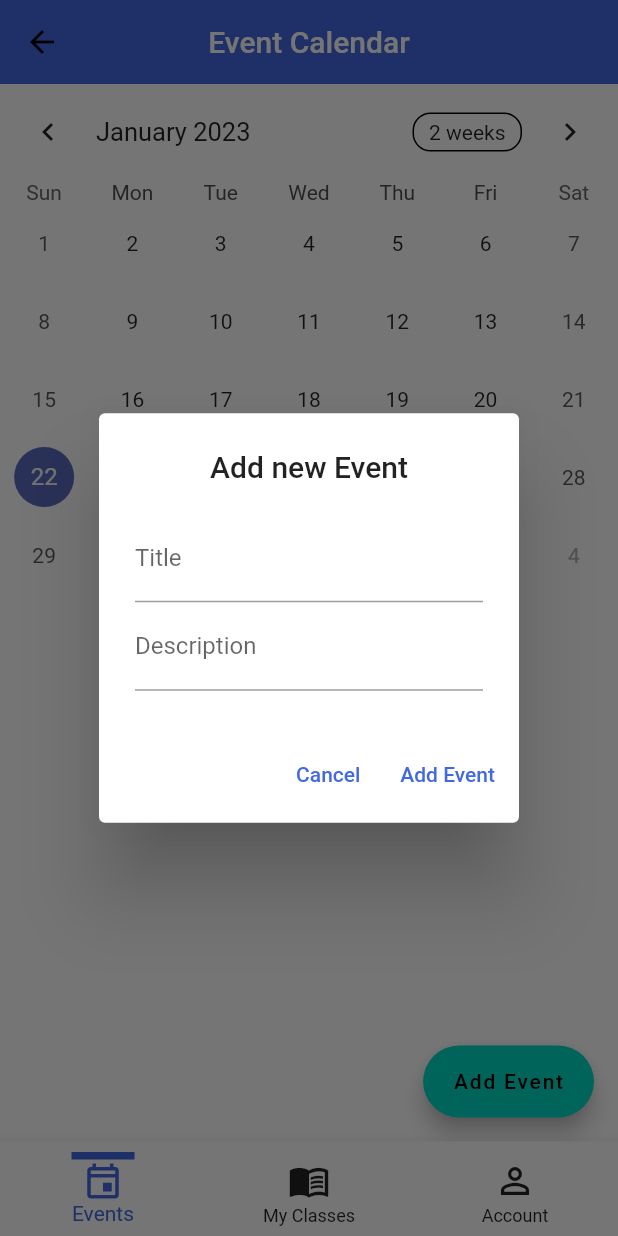
After one commit to KishorKatuwal/TimelineandProjectMangementApp, a Flutter app: the BottomBar screen opened by its route, after a tap on "Add Event", on a phone screen of 412 x 824 dp. The commit adds this screen. Run offline on Flutter 3.47's test engine with Material 2 defaults, Android fonts, the phone set to English and light mode, and no system bars; drawn by our look-alikes of table_calendar; our stand-ins replace csv, shared_preferences; missing offline and left inert: shared_preferences_web; accounts and stored records are empty.

Commit message:
progress on event page

```diff
--- a/lib/common/widgets/bottom_bar.dart
+++ b/lib/common/widgets/bottom_bar.dart
@@ -1,5 +1,7 @@
 import 'package:flutter/material.dart';
 import 'package:provider/Provider.dart';
+import 'package:timelineandprojectmanagementapp/features/event/screens/event_screen.dart';
+import 'package:timelineandprojectmanagementapp/features/event/screens/tryclass.dart';
 import 'package:timelineandprojectmanagementapp/features/schedules/screens/schedules.dart';
 import 'package:timelineandprojectmanagementapp/features/schedules/Widget/tab_class.dart';
 import '../../constants/global_variables.dart';
@@ -22,7 +24,7 @@ class _BottomBarState extends State<BottomBar> {
   double bottombarBordersWidth = 5;
 
   List<Widget> pages = [
-    const HomeScreen(),
+    const EventScreen(),
     const TabClass(),
     const AccountScreen(),
   ];
--- /dev/null
+++ b/lib/features/event/model/event_model.dart
@@ -0,0 +1,40 @@
+import 'dart:convert';
+
+class EventModel {
+  final String title;
+  final String description;
+  final String name;
+
+
+  EventModel({
+    required this.title,
+    required this.description,
+    required this.name,
+
+  });
+
+  Map<String, dynamic> toMap() {
+    final result = <String, dynamic>{};
+
+    result.addAll({'title': title});
+    result.addAll({'description': description});
+    result.addAll({'name': name});
+
+
+    return result;
+  }
+
+  factory EventModel.fromMap(Map<String, dynamic> map) {
+    return EventModel(
+      title: map['title'] ?? '',
+      description: map['description'] ?? '',
+      name: map['name'] ?? '',
+
+    );
+  }
+
+  String toJson() => json.encode(toMap());
+
+  factory EventModel.fromJson(String source) =>
+      EventModel.fromMap(json.decode(source));
+}
--- /dev/null
+++ b/lib/features/event/screens/event_screen.dart
@@ -0,0 +1,196 @@
+import 'dart:convert';
+
+import 'package:flutter/material.dart';
+import 'package:intl/intl.dart';
+import 'package:table_calendar/table_calendar.dart';
+import 'package:timelineandprojectmanagementapp/constants/global_variables.dart';
+import 'package:timelineandprojectmanagementapp/constants/utils.dart';
+import 'package:timelineandprojectmanagementapp/features/event/model/event_model.dart';
+import 'package:timelineandprojectmanagementapp/features/event/services/event_service.dart';
+
+class EventScreen extends StatefulWidget {
+  const EventScreen({Key? key}) : super(key: key);
+
+  @override
+  State<EventScreen> createState() => _EventScreenState();
+}
+
+class _EventScreenState extends State<EventScreen> {
+  CalendarFormat _calendarFormat = CalendarFormat.month;
+  DateTime _focusedDay = DateTime.now();
+  DateTime? _selectedDate;
+  final EventServices eventServices = EventServices();
+  Map<String, List> mySelectedEvents = {};
+  final titleController = TextEditingController();
+  final descController = TextEditingController();
+
+  bool loading = false;
+
+  @override
+  void initState() {
+    // TODO: implement initState
+    super.initState();
+    _selectedDate = _focusedDay;
+    // getFinalData();
+    loadPreviousEvent();
+  }
+
+  void loadPreviousEvent() {
+    mySelectedEvents = {
+      "2023-1-22": [
+        {"eventTitle": "Title 1", "eventDesc": "Title 1"},
+        {"eventTitle": "Title 3", "eventDesc": "Title 3"}
+      ],
+      "2023-1-12": [{"eventTitle": "Title 2", "eventDesc": "Title 2"}],
+      "2023-1-20": [{"eventTitle": "Title 4", "eventDesc": "Title 4"}]
+    };
+    loading=true;
+  }
+
+  void getFinalData() {
+    mySelectedEvents = eventServices.getFinalDataList();
+    loading = true;
+    setState(() {});
+    print("New event for backed Developer ${json.encode(mySelectedEvents)}");
+  }
+
+
+  List _listofDayEvents(DateTime dateTime) {
+    if (mySelectedEvents[DateFormat('yyyy-MM-dd').format(dateTime)] != null) {
+      return mySelectedEvents[DateFormat('yyyy-MM-dd').format(dateTime)]!;
+    } else {
+      return [];
+    }
+  }
+
+
+  _showAddEventDialog() async {
+    await showDialog(
+      context: context,
+      builder: (context) =>
+          AlertDialog(
+            title: const Text(
+              "Add new Event",
+              textAlign: TextAlign.center,
+            ),
+            content: Column(
+              crossAxisAlignment: CrossAxisAlignment.stretch,
+              mainAxisSize: MainAxisSize.min,
+              children: [
+                TextField(
+                  controller: titleController,
+                  textCapitalization: TextCapitalization.words,
+                  decoration: const InputDecoration(
+                    labelText: 'Title',
+                  ),
+                ),
+                TextField(
+                  controller: descController,
+                  textCapitalization: TextCapitalization.words,
+                  decoration: const InputDecoration(
+                    labelText: 'Description',
+                  ),
+                ),
+              ],
+            ),
+            actions: [
+              TextButton(
+                onPressed: () => Navigator.pop(context),
+                child: const Text('Cancel'),
+              ),
+              TextButton(
+                onPressed: () {
+                  if (titleController.text.isEmpty &&
+                      descController.text.isEmpty) {
+                    showSnackBar(context, "Required title and description");
+                  } else {
+                    setState(() {
+                      if (mySelectedEvents[
+                      DateFormat('yyyy-MM-dd').format(_selectedDate!)] !=
+                          null) {
+                        mySelectedEvents[
+                        DateFormat('yyyy-MM-dd').format(_selectedDate!)]
+                            ?.add({
+                          "eventTitle": titleController.text,
+                          "eventDesc": descController.text,
+                        });
+                      } else {
+                        mySelectedEvents[
+                        DateFormat('yyyy-MM-dd').format(_selectedDate!)] = [
+                          {
+                            "eventTitle": titleController.text,
+                            "eventDesc": descController.text,
+                          }
+                        ];
+                      }
+                    });
+                    Navigator.pop(context);
+                    return;
+                  }
+                },
+                child: const Text('Add Event'),
+              ),
+            ],
+          ),
+    );
+  }
+
+  @override
+  Widget build(BuildContext context) {
+    return Scaffold(
+      appBar: AppBar(
+        title: const Text("Event Calendar"),
+        centerTitle: true,
+      ),
+      body: loading ? Column(
+        children: [
+          TableCalendar(
+            firstDay: DateTime(2023),
+            lastDay: DateTime(2024),
+            focusedDay: _focusedDay,
+            calendarFormat: _calendarFormat,
+            onDaySelected: (selectedDate, focusedDay) {
+              if (!isSameDay(_selectedDate, selectedDate)) {
+                setState(() {
+                  _selectedDate = selectedDate;
+                  _focusedDay = focusedDay;
+                });
+              }
+            },
+            selectedDayPredicate: (day) {
+              return isSameDay(_selectedDate, day);
+            },
+            onFormatChanged: (format) {
+              if (_calendarFormat != format) {
+                setState(() {
+                  _calendarFormat = format;
+                });
+              }
+            },
+            onPageChanged: (focusedDay) {
+              _focusedDay = focusedDay;
+            },
+            eventLoader: _listofDayEvents,
+          ),
+
+          ..._listofDayEvents(_selectedDate!).map((myEvents) =>
+              ListTile(
+                leading: const Icon(Icons.done, color: Colors.teal,),
+                title: Padding(
+                  padding: const EdgeInsets.only(bottom: 8),
+                  child: Text("Event Title: ${myEvents['eventTitle']}"),
+                ),
+                subtitle: Text("Decoration: ${myEvents['eventDesc']}"),
+              ),),
+
+
+        ],
+      ) : Center(child: CircularProgressIndicator(),),
+      floatingActionButton: FloatingActionButton.extended(
+          onPressed: () {
+            _showAddEventDialog();
+          },
+          label: Text("Add Event")),
+    );
+  }
+}
--- /dev/null
+++ b/lib/features/event/services/event_service.dart
@@ -0,0 +1,38 @@
+import 'package:timelineandprojectmanagementapp/features/event/model/event_model.dart';
+
+class EventServices{
+  List<EventModel> _events=[];
+  Map<String,List> _finalEvents={};
+
+  List<EventModel> getDataList() {
+    return [
+      EventModel(name: '2023-1-22', description: 'Description 1', title: 'Title 1'),
+      EventModel(name: '2023-1-12', description: 'Description 2', title: 'Title 2'),
+      EventModel(name: '2023-1-22', description: 'Description 3', title: 'Title 3'),
+      EventModel(name: '2023-1-20', description: 'Description 4', title: 'Title 4'),
+    ];
+  }
+
+  Map<String,List> getFinalDataList() {
+    _events = getDataList();
+    for (int i = 0; i < _events.length; i++) {
+
+        if (_finalEvents[_events[i].name] != null) {
+          _finalEvents[_events[i].name]
+              ?.add({
+            "eventTitle": _events[i].title,
+            "eventDesc": _events[i].title,
+          });
+        } else {
+          _finalEvents[_events[i].name] = [
+            {
+              "eventTitle": _events[i].title,
+              "eventDesc": _events[i].title,
+            }
+          ];
+        }
+    }
+    return _finalEvents;
+  }
+
+}
--- a/pubspec.yaml
+++ b/pubspec.yaml
@@ -39,8 +39,9 @@ dependencies:
   provider: ^6.0.5
   badges: ^2.0.3
   csv: ^5.0.1
-  intl: ^0.17.0
+  intl: ^0.18.0
   rxdart: ^0.27.5
+  table_calendar: ^3.0.9
 
 dev_dependencies:
   flutter_test:
```
Also changed, not shown: lib/features/event/screens/tryclass.dart (added, +81 -0 lines), 1 other file.
